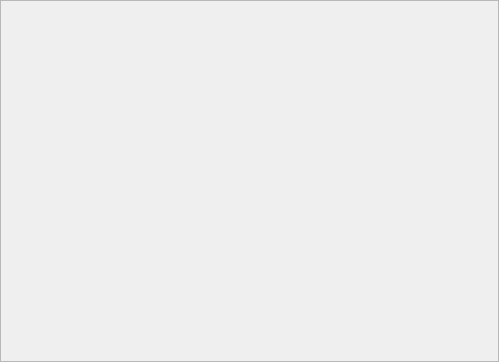
This is Setup/newsframe.ui in dotevo/Pilocik as Qt 5 draws it before an edit. The edited form follows.
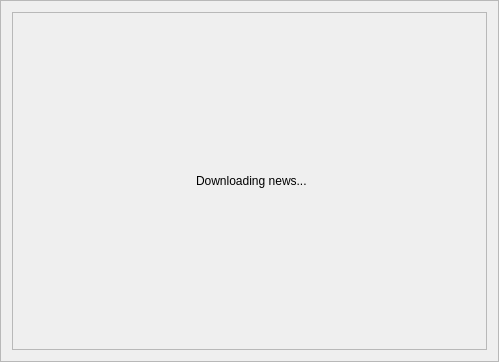
This is the edited form.

```diff
--- a/Setup/newsframe.ui
+++ b/Setup/newsframe.ui
@@ -23,6 +23,47 @@
    <property name="spacing">
     <number>0</number>
    </property>
+   <item>
+    <widget class="QFrame" name="loadingFrame">
+     <property name="frameShape">
+      <enum>QFrame::StyledPanel</enum>
+     </property>
+     <property name="frameShadow">
+      <enum>QFrame::Raised</enum>
+     </property>
+     <layout class="QHBoxLayout" name="horizontalLayout">
+      <item>
+       <widget class="QLabel" name="loadingGIF">
+        <property name="sizePolicy">
+         <sizepolicy hsizetype="Preferred" vsizetype="Preferred">
+          <horstretch>6</horstretch>
+          <verstretch>0</verstretch>
+         </sizepolicy>
+        </property>
+        <property name="text">
+         <string/>
+        </property>
+        <property name="alignment">
+         <set>Qt::AlignRight|Qt::AlignTrailing|Qt::AlignVCenter</set>
+        </property>
+       </widget>
+      </item>
+      <item>
+       <widget class="QLabel" name="header">
+        <property name="sizePolicy">
+         <sizepolicy hsizetype="Preferred" vsizetype="Preferred">
+          <horstretch>10</horstretch>
+          <verstretch>0</verstretch>
+         </sizepolicy>
+        </property>
+        <property name="text">
+         <string>Downloading news...</string>
+        </property>
+       </widget>
+      </item>
+     </layout>
+    </widget>
+   </item>
   </layout>
  </widget>
  <resources/>
```
